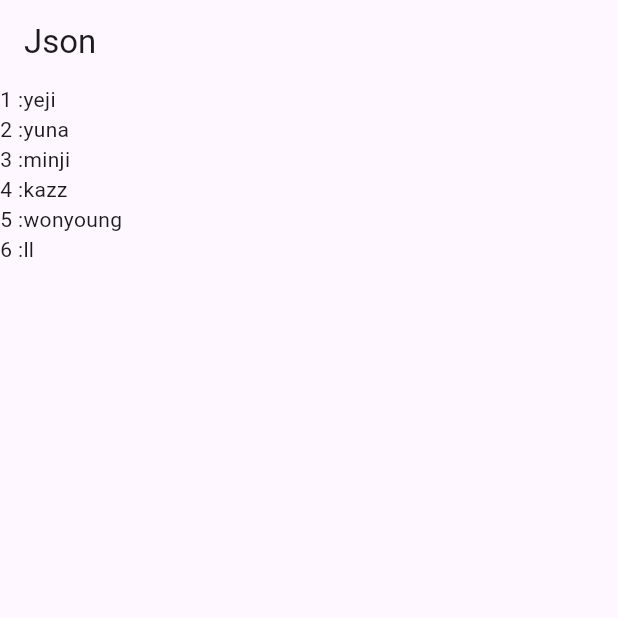
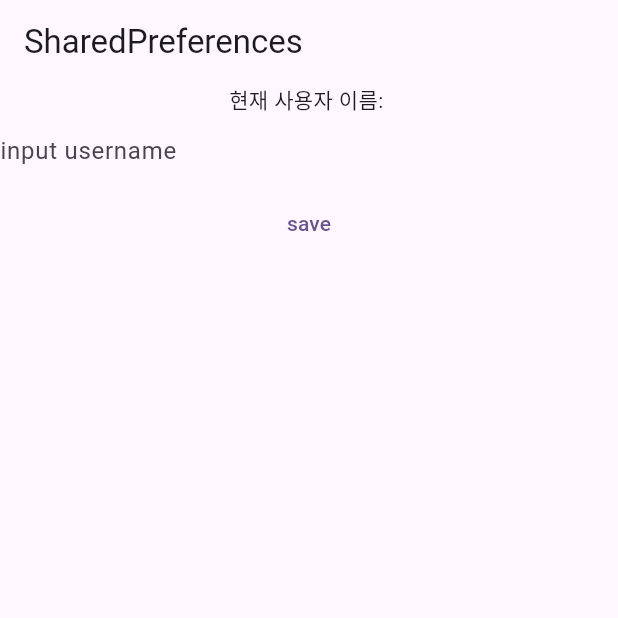
Before and after one commit to kangminchan99/Flutter_Basic, a Flutter app: the screen it shows after launch, on a phone screen of 412 x 824 dp, the top half of it. Run offline on Flutter 3.47's test engine with Material 2 defaults, Android fonts, the phone set to English and light mode, and no system bars; our stand-ins replace shared_preferences.

Commit message:
SharedPreferences

```diff
--- a/lib/main.dart
+++ b/lib/main.dart
@@ -7,6 +7,7 @@ import 'package:flutter_basic/screens/grid_view_screen.dart';
 import 'package:flutter_basic/screens/json_screen.dart';
 import 'package:flutter_basic/screens/list_view_screen.dart';
 import 'package:flutter_basic/screens/scroll_screen.dart';
+import 'package:flutter_basic/screens/shared_preferences_screen.dart';
 import 'package:flutter_basic/screens/stack_screen.dart';
 
 void main() {
@@ -25,7 +26,7 @@ class MyApp extends StatelessWidget {
         colorScheme: ColorScheme.fromSeed(seedColor: Colors.deepPurple),
         useMaterial3: true,
       ),
-      home: const JsonScreen(),
+      home: const SharedPreferencesScreen(),
     );
   }
 }
--- /dev/null
+++ b/lib/screens/shared_preferences_screen.dart
@@ -0,0 +1,64 @@
+import 'package:flutter/material.dart';
+import 'package:shared_preferences/shared_preferences.dart';
+
+class SharedPreferencesScreen extends StatefulWidget {
+  const SharedPreferencesScreen({super.key});
+
+  @override
+  State<SharedPreferencesScreen> createState() =>
+      _SharedPreferencesScreenState();
+}
+
+class _SharedPreferencesScreenState extends State<SharedPreferencesScreen> {
+  late SharedPreferences _preferences;
+  String _username = '';
+  final TextEditingController usernameController = TextEditingController();
+
+  @override
+  void initState() {
+    super.initState();
+    _getUsername();
+  }
+
+  _saveUsername() {
+    setState(() {
+      _username = usernameController.text;
+      _preferences.setString('currentUsername', _username);
+    });
+  }
+
+  _getUsername() async {
+    _preferences = await SharedPreferences.getInstance();
+    setState(() {
+      _username = _preferences.getString('currentUsername') ?? "";
+    });
+  }
+
+  @override
+  Widget build(BuildContext context) {
+    return Scaffold(
+      appBar: AppBar(
+        title: const Text('SharedPreferences'),
+      ),
+      body: Container(
+        child: Column(
+          children: [
+            Text('현재 사용자 이름: $_username'),
+            Container(
+              child: TextField(
+                controller: usernameController,
+                textAlign: TextAlign.left,
+                decoration: const InputDecoration(
+                    border: InputBorder.none, hintText: 'input username'),
+              ),
+            ),
+            TextButton(
+              onPressed: () => _saveUsername(),
+              child: const Text('save'),
+            ),
+          ],
+        ),
+      ),
+    );
+  }
+}
--- a/pubspec.yaml
+++ b/pubspec.yaml
@@ -35,6 +35,7 @@ dependencies:
   # The following adds the Cupertino Icons font to your application.
   # Use with the CupertinoIcons class for iOS style icons.
   cupertino_icons: ^1.0.2
+  shared_preferences: ^2.2.0
 
 dev_dependencies:
   flutter_test:
```
Also changed, not shown: pubspec.lock, 7 other files.
